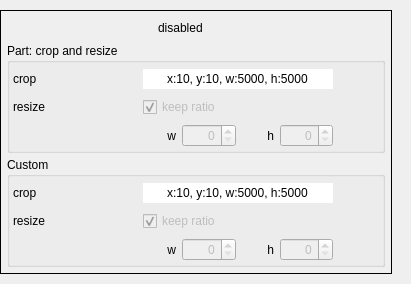
First picture: the form in tools/video_editor/ui/ui_widget_geometry.ui, repository JepEtau/mco, before the edit.
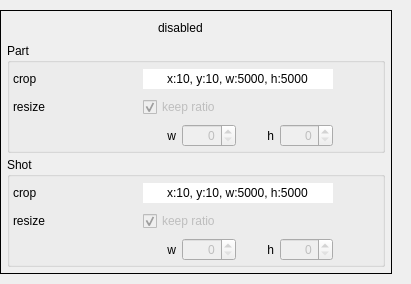
Second picture: the form after the edit. Icons and pictures are not drawn.

Patch:
```diff
--- a/tools/video_editor/ui/ui_widget_geometry.ui
+++ b/tools/video_editor/ui/ui_widget_geometry.ui
@@ -218,7 +218,7 @@
          </sizepolicy>
         </property>
         <property name="title">
-         <string>Part: crop and resize</string>
+         <string>Part</string>
         </property>
         <property name="checkable">
          <bool>false</bool>
@@ -499,7 +499,7 @@
          </sizepolicy>
         </property>
         <property name="title">
-         <string>Custom</string>
+         <string>Shot</string>
         </property>
         <property name="checkable">
          <bool>false</bool>
```
Left out of the diff: 20 changed lines with no effect on the pictures.
